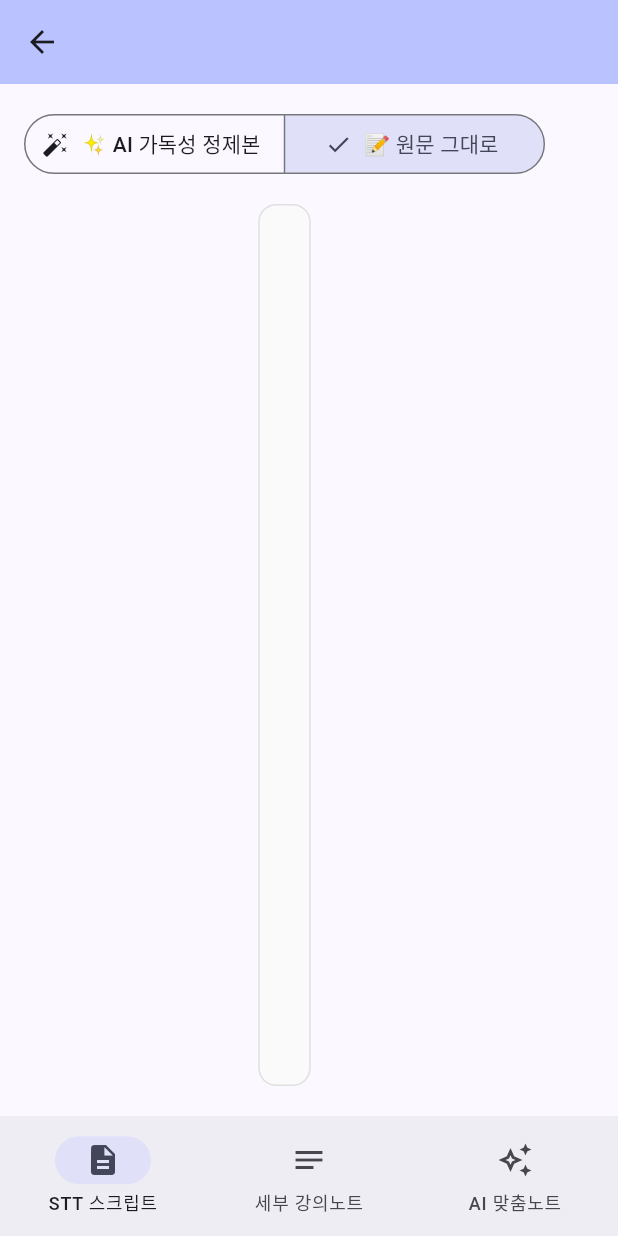
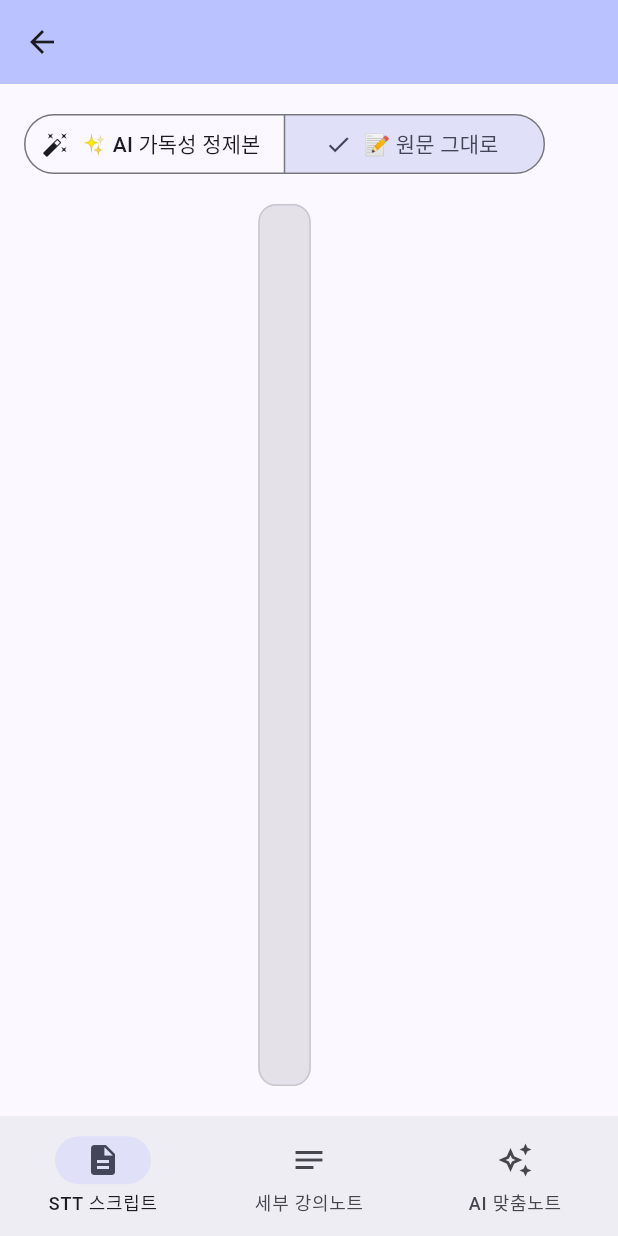
Before and after one commit to oybeep/LectureMate, a Flutter app: the LectureNoteDetailScreen screen opened directly with empty values, after a tap on "📝 원문 그대로", on a phone screen of 412 x 824 dp. Run offline on Flutter 3.47's test engine with Material 3 defaults, Android fonts, the phone set to English and light mode, and no system bars; our stand-ins replace dio, file_picker, flutter_markdown, shared_preferences; missing offline and left inert: record; accounts and stored records are empty; network calls fail.

Commit message:
fixing screen in dark mode...

```diff
--- a/frontend/lib/screens/ai_notes_screen.dart
+++ b/frontend/lib/screens/ai_notes_screen.dart
@@ -75,7 +75,7 @@ class _AiNotesScreenState extends State<AiNotesScreen> {
         _notes = notesData;
       });
 
-      // 요약 진행 중인 노특가 있을 때만 4초 마다 폴링
+      // 요약 진행 중인 노트가 있을 때만 4초마다 폴링
       bool hasProcessingNote = _notes.any((note) {
         final summary = note['summary']?.toString().trim() ?? '';
         return summary.isEmpty;
@@ -102,7 +102,6 @@ class _AiNotesScreenState extends State<AiNotesScreen> {
   }
 
   void _checkAndStartPolling(int subjectId) {
-    // 이전 타이머가 작동 중이라면 취소하여 타이머 중첩 및 과목 꼬임 방지
     _pollingTimer?.cancel();
 
     _pollingTimer = Timer.periodic(const Duration(seconds: 4), (timer) async {
@@ -118,7 +117,6 @@ class _AiNotesScreenState extends State<AiNotesScreen> {
     try {
       await _apiService.deleteLecture(lectureId);
 
-      // 비동기 요청 후 위젯이 해제되었으면 이후 작업 중단
       if (!mounted) return;
 
       if (_selectedSubjectId != null) {
@@ -140,20 +138,21 @@ class _AiNotesScreenState extends State<AiNotesScreen> {
   Future<void> _renameLectureNote(int lectureId, String newTitle) async {
     try {
       await _apiService.updateLectureTitle(lectureId, newTitle);
+      if (!mounted) return;
+
       if (_selectedSubjectId != null) {
         _fetchNotesForSubject(_selectedSubjectId!, showLoading: false);
       }
-      if (mounted) {
+
       ScaffoldMessenger.of(context).showSnackBar(
         const SnackBar(content: Text('제목이 수정되었습니다.')),
       );
-      }
     } catch (e) {
-      if (mounted) {
+      if (!mounted) return;
+
       ScaffoldMessenger.of(context).showSnackBar(
         SnackBar(content: Text('수정 중 오류가 발생했습니다: $e')),
       );
-      }
     }
   }
 
@@ -255,7 +254,7 @@ class _AiNotesScreenState extends State<AiNotesScreen> {
       context: context,
       builder: (dialogContext) {
         return StatefulBuilder(
-          builder: (context, setDialogState) {
+          builder: (stfContext, setDialogState) {
             final quiz = quizzes[currentQuizIndex];
             final List<dynamic> options = quiz['options'] ?? quiz['choices'] ?? [];
             final int correctAnswer = int.tryParse(quiz['answer']?.toString() ?? '0') ?? 0;
@@ -459,7 +458,7 @@ class _AiNotesScreenState extends State<AiNotesScreen> {
                     },
                     child: _notes.isEmpty
                         ? ListView(
-                            physics: const AlwaysScrollableScrollPhysics(), // 💡 빈 화면에서도 새로고침 스크롤 가능하도록 추가
+                            physics: const AlwaysScrollableScrollPhysics(),
                             children: const [
                               SizedBox(height: 150),
                               Center(
@@ -516,15 +515,16 @@ class _AiNotesScreenState extends State<AiNotesScreen> {
                                 ),
                                 child: InkWell(
                                   borderRadius: BorderRadius.circular(16),
-                                  // 💡 카드 전체 클릭 시 상세 페이지 연결 (필요한 DetailScreen 클래스명 지정)
                                   onTap: () {
-
+                                    // 💡 별도의 LectureNoteDetailScreen 위젯 클래스가 구현되어 있는지 확인이 필요합니다.
+                                    /*
                                     Navigator.push(
                                       context,
                                       MaterialPageRoute(
                                         builder: (context) => LectureNoteDetailScreen(noteData: note),
                                       ),
                                     );
+                                    */
                                   },
                                   child: Padding(
                                     padding: const EdgeInsets.all(16.0),
@@ -1033,23 +1033,24 @@ class _LectureNoteDetailScreenState extends State<LectureNoteDetailScreen> {
     return detailedData.toString();
   }
 
-  // 💡 공통 로딩 화면 렌더링 (캡처 사진과 동일한 스펙)
+// 💡 공통 로딩 화면 (다크모드 대응)
   Widget _buildProcessingLoadingView(String message) {
+    final theme = Theme.of(context);
     return Center(
       child: Column(
         mainAxisAlignment: MainAxisAlignment.center,
         children: [
-          const CircularProgressIndicator(
+          CircularProgressIndicator(
             strokeWidth: 3,
-            color: Colors.indigo,
+            color: theme.colorScheme.primary,
           ),
           const SizedBox(height: 20),
           Text(
             message,
-            style: const TextStyle(
+            style: TextStyle(
               fontSize: 15,
               fontWeight: FontWeight.w600,
-              color: Colors.black87,
+              color: theme.colorScheme.onSurface,
             ),
           ),
         ],
@@ -1058,11 +1059,13 @@ class _LectureNoteDetailScreenState extends State<LectureNoteDetailScreen> {
   }
 
   Widget _buildSttView(String sttRawText) {
+    final theme = Theme.of(context);
+
     if (_sttViewMode == 1) {
       return SingleChildScrollView(
         child: SelectableText(
           sttRawText,
-          style: const TextStyle(fontSize: 15, height: 1.7, color: Colors.black87),
+          style: TextStyle(fontSize: 15, height: 1.7, color: theme.colorScheme.onSurface),
         ),
       );
     }
@@ -1076,7 +1079,7 @@ class _LectureNoteDetailScreenState extends State<LectureNoteDetailScreen> {
         child: Column(
           mainAxisAlignment: MainAxisAlignment.center,
           children: [
-            const Text('아직 생성된 가독성 정제본이 없습니다.'),
+            Text('아직 생성된 가독성 정제본이 없습니다.', style: TextStyle(color: theme.colorScheme.onSurfaceVariant)),
             const SizedBox(height: 8),
             ElevatedButton.icon(
               onPressed: _fetchCleanedSTT,
@@ -1091,15 +1094,17 @@ class _LectureNoteDetailScreenState extends State<LectureNoteDetailScreen> {
     return SingleChildScrollView(
       child: MarkdownBody(
         data: _cleanedTranscript!,
-        styleSheet: MarkdownStyleSheet.fromTheme(Theme.of(context)).copyWith(
-          p: const TextStyle(fontSize: 15, height: 1.6, color: Colors.black87),
-          h2: const TextStyle(fontSize: 16, fontWeight: FontWeight.bold, color: Colors.indigo),
+        styleSheet: MarkdownStyleSheet.fromTheme(theme).copyWith(
+          p: TextStyle(fontSize: 15, height: 1.6, color: theme.colorScheme.onSurface),
+          h2: TextStyle(fontSize: 16, fontWeight: FontWeight.bold, color: theme.colorScheme.primary),
         ),
       ),
     );
   }
 
   Widget _buildCustomNoteView() {
+    final theme = Theme.of(context);
+
     if (_isLoadingFormat) {
       return _buildProcessingLoadingView('AI가 맞춤 노트를 생성하고 있습니다...');
     }
@@ -1109,16 +1114,16 @@ class _LectureNoteDetailScreenState extends State<LectureNoteDetailScreen> {
         child: Column(
           mainAxisAlignment: MainAxisAlignment.center,
           children: [
-            const Icon(Icons.auto_awesome, size: 56, color: Colors.indigo),
+            Icon(Icons.auto_awesome, size: 56, color: theme.colorScheme.primary),
             const SizedBox(height: 12),
-            const Text(
+            Text(
               '원하는 학습 노트 형식을 선택하세요.',
-              style: TextStyle(fontSize: 16, fontWeight: FontWeight.bold),
+              style: TextStyle(fontSize: 16, fontWeight: FontWeight.bold, color: theme.colorScheme.onSurface),
             ),
             const SizedBox(height: 6),
-            const Text(
+            Text(
               '코넬, 시험 대비, 아웃라인, 플래시카드, Feynman 테크닉을 지원합니다.',
-              style: TextStyle(color: Colors.grey, fontSize: 13),
+              style: TextStyle(color: theme.colorScheme.onSurfaceVariant, fontSize: 13),
             ),
             const SizedBox(height: 16),
             ElevatedButton.icon(
@@ -1126,8 +1131,8 @@ class _LectureNoteDetailScreenState extends State<LectureNoteDetailScreen> {
               icon: const Icon(Icons.format_shapes),
               label: const Text('양식 선택 및 생성하기'),
               style: ElevatedButton.styleFrom(
-                backgroundColor: Colors.indigo,
-                foregroundColor: Colors.white,
+                backgroundColor: theme.colorScheme.primary,
+                foregroundColor: theme.colorScheme.onPrimary,
                 padding: const EdgeInsets.symmetric(horizontal: 20, vertical: 12),
               ),
             ),
@@ -1139,19 +1144,19 @@ class _LectureNoteDetailScreenState extends State<LectureNoteDetailScreen> {
     return SingleChildScrollView(
       child: Card(
         elevation: 0,
-        color: Colors.white,
+        color: theme.colorScheme.surface,
         shape: RoundedRectangleBorder(
           borderRadius: BorderRadius.circular(12),
-          side: BorderSide(color: Colors.indigo.shade100),
+          side: BorderSide(color: theme.colorScheme.outlineVariant),
         ),
         child: Padding(
           padding: const EdgeInsets.all(16.0),
           child: MarkdownBody(
             data: _generatedCustomContent!,
-            styleSheet: MarkdownStyleSheet.fromTheme(Theme.of(context)).copyWith(
-              p: const TextStyle(fontSize: 15, height: 1.6),
-              h1: const TextStyle(fontSize: 20, fontWeight: FontWeight.bold, color: Colors.indigo),
-              h2: const TextStyle(fontSize: 17, fontWeight: FontWeight.bold, color: Colors.indigoAccent),
+            styleSheet: MarkdownStyleSheet.fromTheme(theme).copyWith(
+              p: TextStyle(fontSize: 15, height: 1.6, color: theme.colorScheme.onSurface),
+              h1: TextStyle(fontSize: 20, fontWeight: FontWeight.bold, color: theme.colorScheme.primary),
+              h2: TextStyle(fontSize: 17, fontWeight: FontWeight.bold, color: theme.colorScheme.secondary),
             ),
           ),
         ),
@@ -1161,6 +1166,8 @@ class _LectureNoteDetailScreenState extends State<LectureNoteDetailScreen> {
 
   @override
   Widget build(BuildContext context) {
+    final theme = Theme.of(context);
+
     final title = _lectureData?['title'] ??
         _lectureData?['lecture_title'] ??
         _lectureData?['filename'] ??
@@ -1181,7 +1188,7 @@ class _LectureNoteDetailScreenState extends State<LectureNoteDetailScreen> {
     return Scaffold(
       appBar: AppBar(
         title: Text(title, style: const TextStyle(fontWeight: FontWeight.bold, fontSize: 18)),
-        backgroundColor: Theme.of(context).colorScheme.inversePrimary,
+        backgroundColor: theme.colorScheme.inversePrimary,
         actions: [
           if (_currentTabIndex == 2 && !_isProcessing)
             IconButton(
@@ -1194,7 +1201,6 @@ class _LectureNoteDetailScreenState extends State<LectureNoteDetailScreen> {
       body: Padding(
         padding: const EdgeInsets.all(16.0),
         child: _isProcessing
-            // 💡 서버에서 처리 완료될 때까지 첨부 이미지와 동등한 로딩 화면 유지
             ? _buildProcessingLoadingView('AI가 강의 노트를 생성하고 있습니다...')
             : IndexedStack(
                 index: _currentTabIndex,
@@ -1229,10 +1235,10 @@ class _LectureNoteDetailScreenState extends State<LectureNoteDetailScreen> {
                       Expanded(
                         child: Card(
                           elevation: 0,
-                          color: Colors.grey.shade50,
+                          color: theme.colorScheme.surfaceContainerHighest,
                           shape: RoundedRectangleBorder(
                             borderRadius: BorderRadius.circular(12),
-                            side: BorderSide(color: Colors.grey.shade300),
+                            side: BorderSide(color: theme.colorScheme.outlineVariant),
                           ),
                           child: Padding(
                             padding: const EdgeInsets.all(16.0),
@@ -1247,19 +1253,22 @@ class _LectureNoteDetailScreenState extends State<LectureNoteDetailScreen> {
                   SingleChildScrollView(
                     child: Card(
                       elevation: 0,
-                      color: Colors.white,
+                      color: theme.colorScheme.surface,
                       shape: RoundedRectangleBorder(
                         borderRadius: BorderRadius.circular(12),
-                        side: BorderSide(color: Colors.grey.shade200),
+                        side: BorderSide(color: theme.colorScheme.outlineVariant),
                       ),
                       child: Padding(
                         padding: const EdgeInsets.all(16.0),
                         child: MarkdownBody(
                           data: formattedDetailedSummary,
-                          styleSheet: MarkdownStyleSheet.fromTheme(Theme.of(context)).copyWith(
-                            p: const TextStyle(fontSize: 15, height: 1.6),
-                            h3: const TextStyle(
-                                fontSize: 17, fontWeight: FontWeight.bold, color: Colors.indigo),
+                          styleSheet: MarkdownStyleSheet.fromTheme(theme).copyWith(
+                            p: TextStyle(fontSize: 15, height: 1.6, color: theme.colorScheme.onSurface),
+                            h3: TextStyle(
+                              fontSize: 17,
+                              fontWeight: FontWeight.bold,
+                              color: theme.colorScheme.primary,
+                            ),
                           ),
                         ),
                       ),
```
Lines whose indentation alone changed are shown as unchanged.
